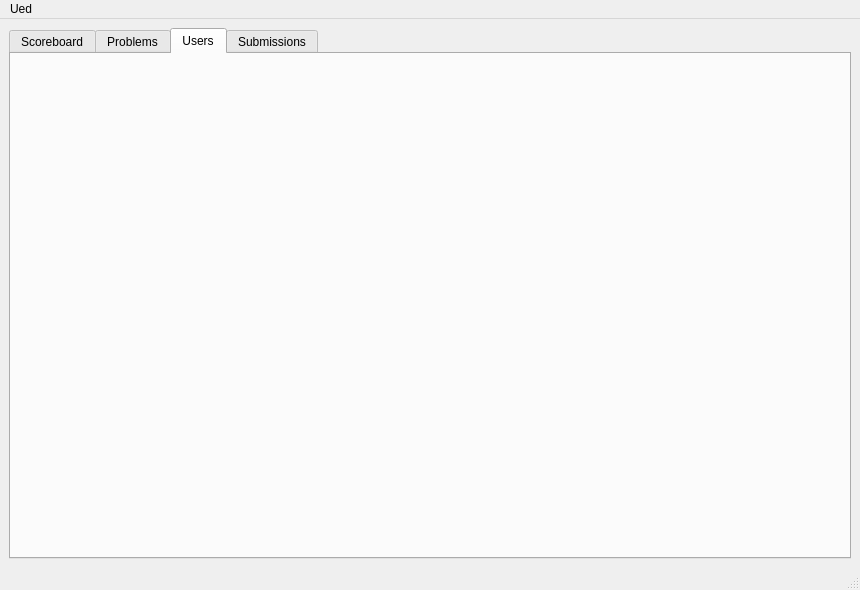
tabvn/programming-contests-platform, file dashboardwindow.ui: the form before one commit.
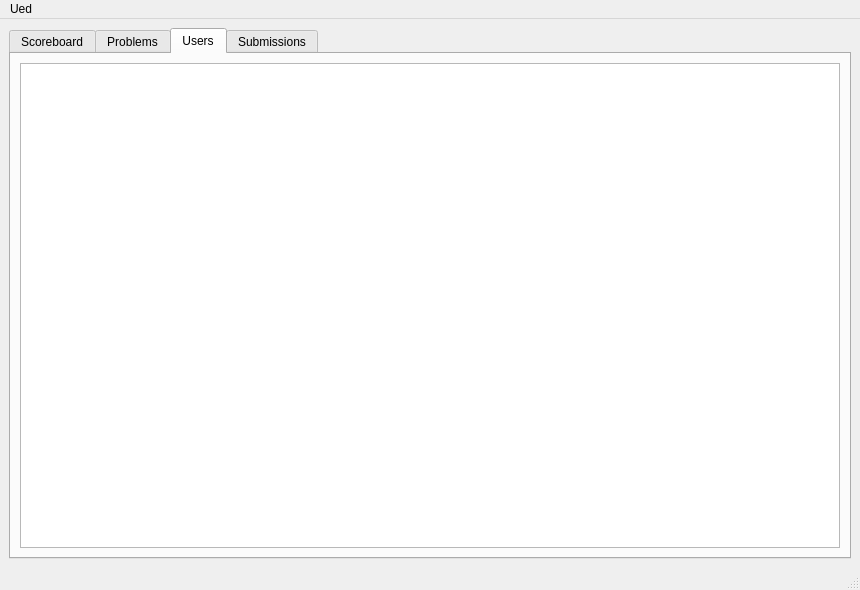
The form after the commit. The open tabs and pages were chosen to show the change.

The edit to the form file:
```diff
--- a/dashboardwindow.ui
+++ b/dashboardwindow.ui
@@ -54,6 +54,11 @@
        <attribute name="title">
         <string>Users</string>
        </attribute>
+       <layout class="QHBoxLayout" name="horizontalLayout_2">
+        <item>
+         <widget class="QTableWidget" name="userTableWidget"/>
+        </item>
+       </layout>
       </widget>
       <widget class="QWidget" name="submissions">
        <attribute name="title">
```
Left out of the diff: 2 changed lines with no effect on the pictures.
